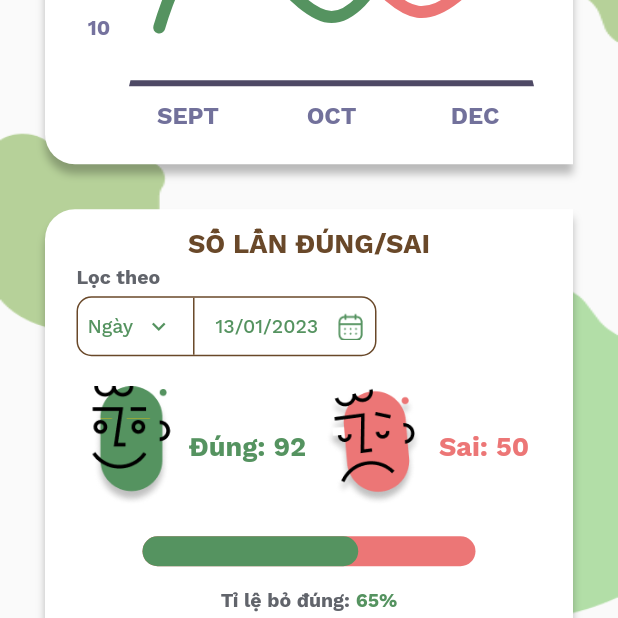
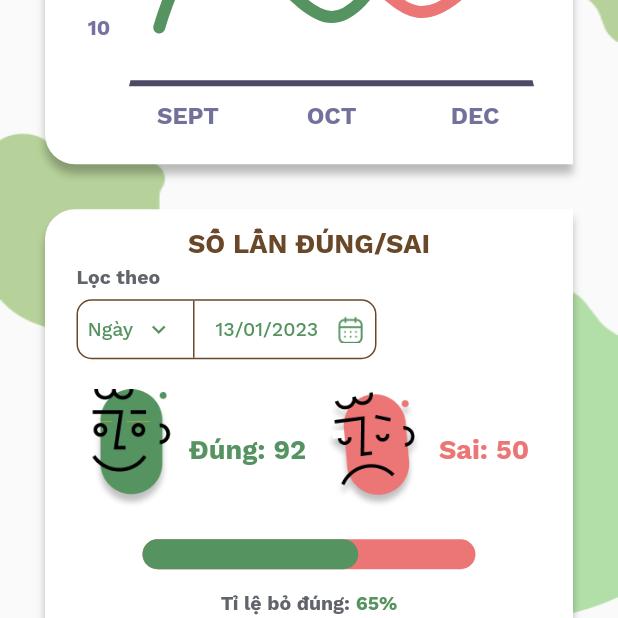
Before and after one commit to GDSC-UIT/eGreenBin-mobile, a Flutter app: the screen it shows after launch, after a tap on "01", on a phone screen of 412 x 824 dp, the part 618-1236 px from its top. Run offline on Flutter 3.47's test engine with Material 2 defaults, Android fonts, the light colour scheme and no system bars; drawn by our look-alikes of fl_chart, percent_indicator; our stand-ins replace get, google_fonts.

Commit message:
pop up  box

```diff
--- a/lib/app/core/values/assets_image.dart
+++ b/lib/app/core/values/assets_image.dart
@@ -15,6 +15,7 @@ class Assets {
   static const String faceHappy = 'assets/icons/face_happy.png';
   static const String faceSad = 'assets/icons/face_sad.png';
   static const String btnFace = 'assets/icons/btn.png';
+  static const String exit = 'assets/icons/Close Square green.png';
   // image
   static const String backround = 'assets/images/bg.png';
 }
--- a/lib/app/global_widgets/sort_box.dart
+++ b/lib/app/global_widgets/sort_box.dart
@@ -7,6 +7,8 @@ import '../core/values/assets_image.dart';
 import '../core/values/text_styles.dart';
 
 class SortBox extends StatelessWidget {
+  // text title
+  String textTitle;
   // dropdown sort
   List<String> sortItems;
   String selectedSort;
@@ -24,6 +26,7 @@ class SortBox extends StatelessWidget {
   Function changeSortMonthItem;
 
   SortBox({
+    required this.textTitle,
     required this.sortItems,
     required this.selectedSort,
     required this.changeSortItem,
@@ -142,17 +145,14 @@ class SortBox extends StatelessWidget {
     );
 
 // built UI
-    return Row(
-      children: [
-        const SizedBox(width: 21),
-        Column(
+    return Column(
       crossAxisAlignment: CrossAxisAlignment.start,
       children: [
         Text(
-              "Lọc theo",
+          textTitle,
           style: CustomTextStyle.b2(AppColors.Subtle_1),
         ),
-            const SizedBox(height: 5),
+        const SizedBox(height: 7),
         Container(
           width: 200,
           height: 40,
@@ -201,8 +201,6 @@ class SortBox extends StatelessWidget {
           ),
         )
       ],
-        ),
-      ],
     );
   }
 }
--- a/lib/app/modules/home/widgets/card_students_list.dart
+++ b/lib/app/modules/home/widgets/card_students_list.dart
@@ -105,8 +105,12 @@ class CardDSLop extends StatelessWidget {
                 ),
                 const SizedBox(height: 5),
 // loc theo
+                Row(
+                  children: [
+                    const SizedBox(width: 21),
                     Obx(
                       () => SortBox(
+                        textTitle: "Lọc theo",
                         sortItems: _controller.sortItems,
                         selectedSort: _controller.selectedSort.value,
                         changeSortItem: _controller.changeSortItem,
@@ -119,6 +123,8 @@ class CardDSLop extends StatelessWidget {
                         selectedMonthSort: _controller.selectedMonthSort.value,
                         changeSortMonthItem: _controller.changeSortMonthItem,
                       ),
+                    ),
+                  ],
                 ),
 // list student
                 Expanded(
--- a/lib/app/modules/student_info/screens/student_info_screen.dart
+++ b/lib/app/modules/student_info/screens/student_info_screen.dart
@@ -20,10 +20,11 @@ class StudentInfoScreen extends StatelessWidget {
     showDialog(
       context: context,
       useRootNavigator: false,
+      barrierDismissible: false,
       builder: (ctx) => DiaLogComment(
-        controler: _textCotroller,
+        studentController: _controller,
+        textControler: _textCotroller,
         onSave: () {},
-        title: "Add a new task",
       ),
     );
   }
--- a/lib/app/modules/student_info/widgets/card_ratio.dart
+++ b/lib/app/modules/student_info/widgets/card_ratio.dart
@@ -81,8 +81,12 @@ class CardRatio extends StatelessWidget {
                 ),
                 const SizedBox(height: 5),
 // loc theo
+                Row(
+                  children: [
+                    const SizedBox(width: 21),
                     Obx(
                       () => SortBox(
+                        textTitle: "Lọc theo",
                         sortItems: _controller.sortItems,
                         selectedSort: _controller.selectedSort.value,
                         changeSortItem: _controller.changeSortItem,
@@ -94,8 +98,11 @@ class CardRatio extends StatelessWidget {
                         sortMonthItems: _controller.sortMonthItems,
                         selectedMonthSort:
                             _controller.selectedMonthSortCardRatio.value,
-                    changeSortMonthItem: _controller.changeMonthItemCardRatio,
+                        changeSortMonthItem:
+                            _controller.changeMonthItemCardRatio,
                       ),
+                    ),
+                  ],
                 ),
 // two face
                 const SizedBox(height: 20),
```
Also changed, not shown: lib/app/global_widgets/dialog_comment.dart (+113 -32 lines), assets/icons/Close Square green.png (added). Lines whose indentation alone changed are shown as unchanged.
